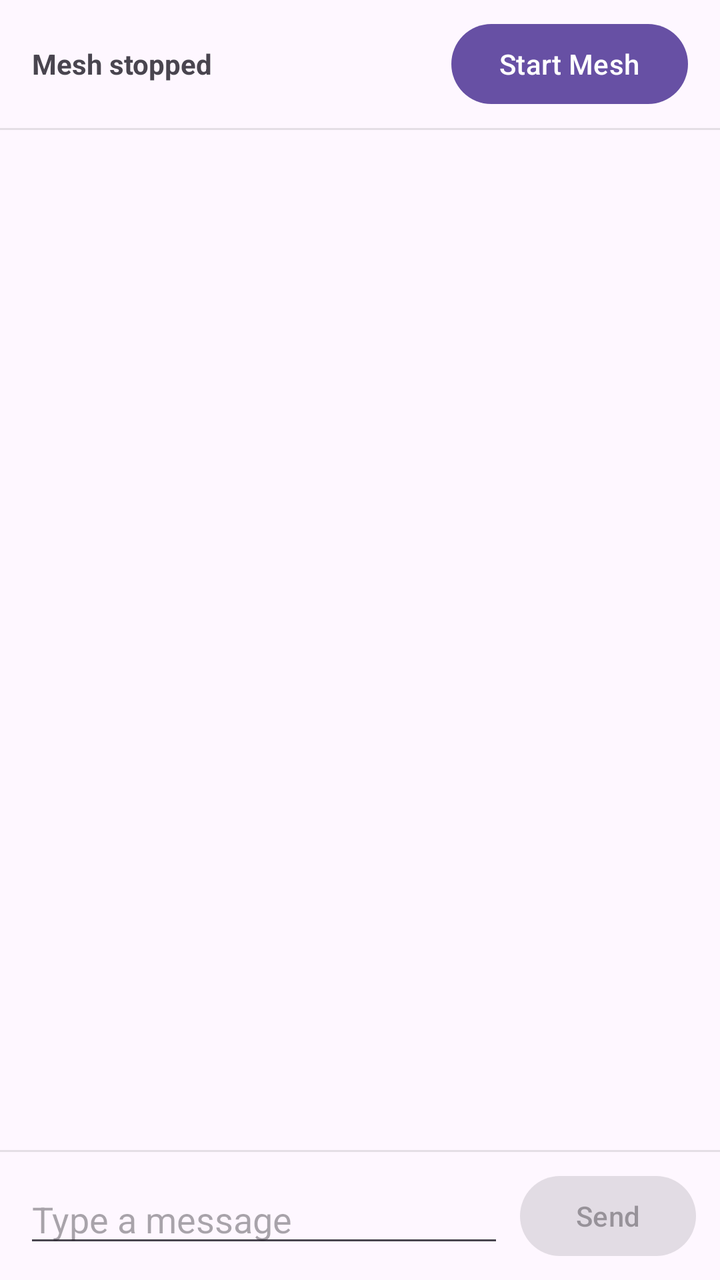
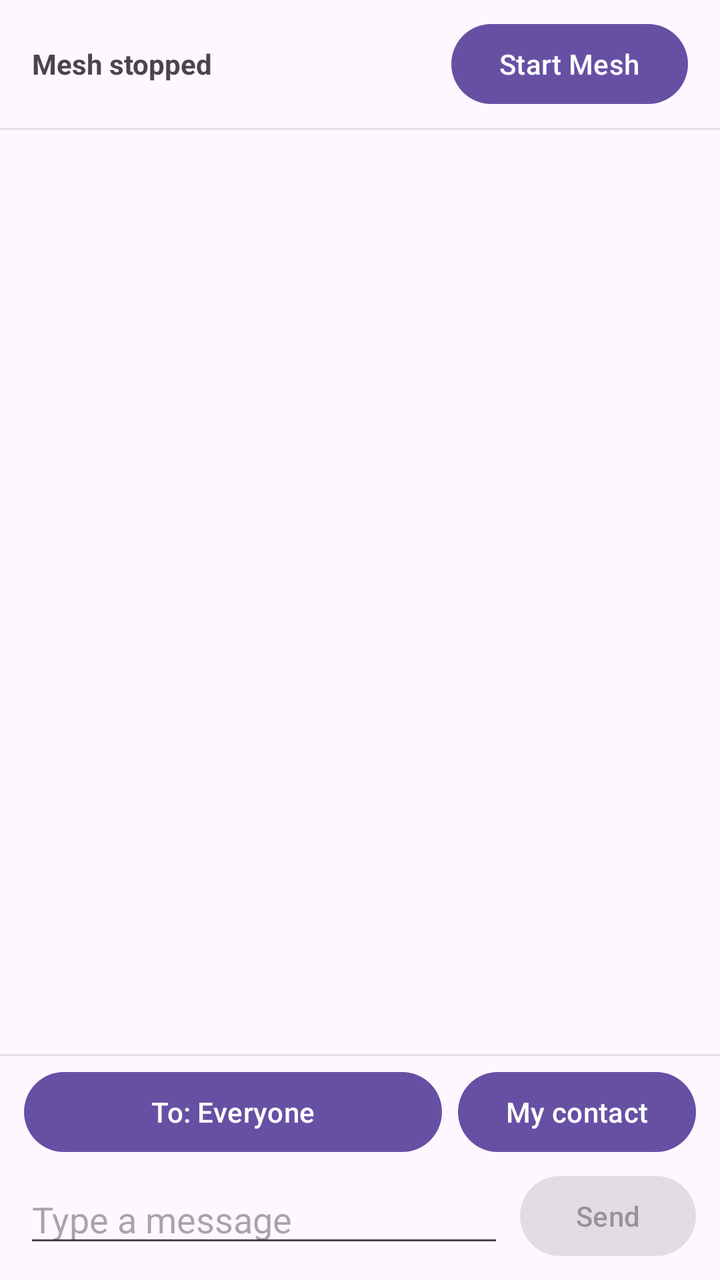

Compare the two renders of this Android layout. The source of the first and the diff that turns it into the second are given below.
<!-- AndroidManifest.xml: application theme Theme.OffGrid -->
<!-- res/layout/activity_main.xml -->
<?xml version="1.0" encoding="utf-8"?>
<LinearLayout xmlns:android="http://schemas.android.com/apk/res/android"
    android:id="@+id/root"
    android:layout_width="match_parent"
    android:layout_height="match_parent"
    android:orientation="vertical">

    
    <LinearLayout
        android:layout_width="match_parent"
        android:layout_height="wrap_content"
        android:gravity="center_vertical"
        android:orientation="horizontal"
        android:paddingStart="16dp"
        android:paddingTop="8dp"
        android:paddingEnd="16dp"
        android:paddingBottom="8dp">

        <TextView
            android:id="@+id/statusText"
            android:layout_width="0dp"
            android:layout_height="wrap_content"
            android:layout_weight="1"
            android:text="Mesh stopped"
            android:textSize="14sp"
            android:textStyle="bold" />

        <Button
            android:id="@+id/toggleButton"
            android:layout_width="wrap_content"
            android:layout_height="wrap_content"
            android:text="Start Mesh" />
    </LinearLayout>

    <View
        android:layout_width="match_parent"
        android:layout_height="1dp"
        android:alpha="0.2"
        android:background="#808080" />

    
    <androidx.recyclerview.widget.RecyclerView
        android:id="@+id/chatRecycler"
        android:layout_width="match_parent"
        android:layout_height="0dp"
        android:layout_weight="1"
        android:clipToPadding="false"
        android:paddingTop="8dp"
        android:paddingBottom="8dp" />

    <View
        android:layout_width="match_parent"
        android:layout_height="1dp"
        android:alpha="0.2"
        android:background="#808080" />

    
    <LinearLayout
        android:layout_width="match_parent"
        android:layout_height="wrap_content"
        android:gravity="center_vertical"
        android:orientation="horizontal"
        android:paddingStart="12dp"
        android:paddingTop="8dp"
        android:paddingEnd="12dp"
        android:paddingBottom="8dp">

        <EditText
            android:id="@+id/messageInput"
            android:layout_width="0dp"
            android:layout_height="wrap_content"
            android:layout_weight="1"
            android:hint="Type a message"
            android:imeOptions="actionSend"
            android:importantForAutofill="no"
            android:inputType="textCapSentences"
            android:maxLines="3" />

        <Button
            android:id="@+id/sendButton"
            android:layout_width="wrap_content"
            android:layout_height="wrap_content"
            android:layout_marginStart="8dp"
            android:enabled="false"
            android:text="Send" />
    </LinearLayout>

</LinearLayout>
<!-- resources referenced by this layout -->
<resources>
  <style name="Theme.OffGrid" parent="Base.Theme.OffGrid" />
  <style name="Base.Theme.OffGrid" parent="Theme.Material3.DayNight.NoActionBar">
          
          
      </style>
</resources>

<!-- the commit's change to res/layout/activity_main.xml (unified diff, before → after) -->
@@ -61,7 +61,34 @@
         android:gravity="center_vertical"
         android:orientation="horizontal"
         android:paddingStart="12dp"
-        android:paddingTop="8dp"
+        android:paddingTop="4dp"
+        android:paddingEnd="12dp">
+
+        <Button
+            android:id="@+id/recipientButton"
+            android:layout_width="0dp"
+            android:layout_height="wrap_content"
+            android:layout_weight="1"
+            android:ellipsize="end"
+            android:maxLines="1"
+            android:text="To: Everyone" />
+
+        <Button
+            android:id="@+id/contactButton"
+            android:layout_width="wrap_content"
+            android:layout_height="wrap_content"
+            android:layout_marginStart="8dp"
+            android:text="My contact" />
+    </LinearLayout>
+
+    
+    <LinearLayout
+        android:layout_width="match_parent"
+        android:layout_height="wrap_content"
+        android:gravity="center_vertical"
+        android:orientation="horizontal"
+        android:paddingStart="12dp"
+        android:paddingTop="4dp"
         android:paddingEnd="12dp"
         android:paddingBottom="8dp">
 
